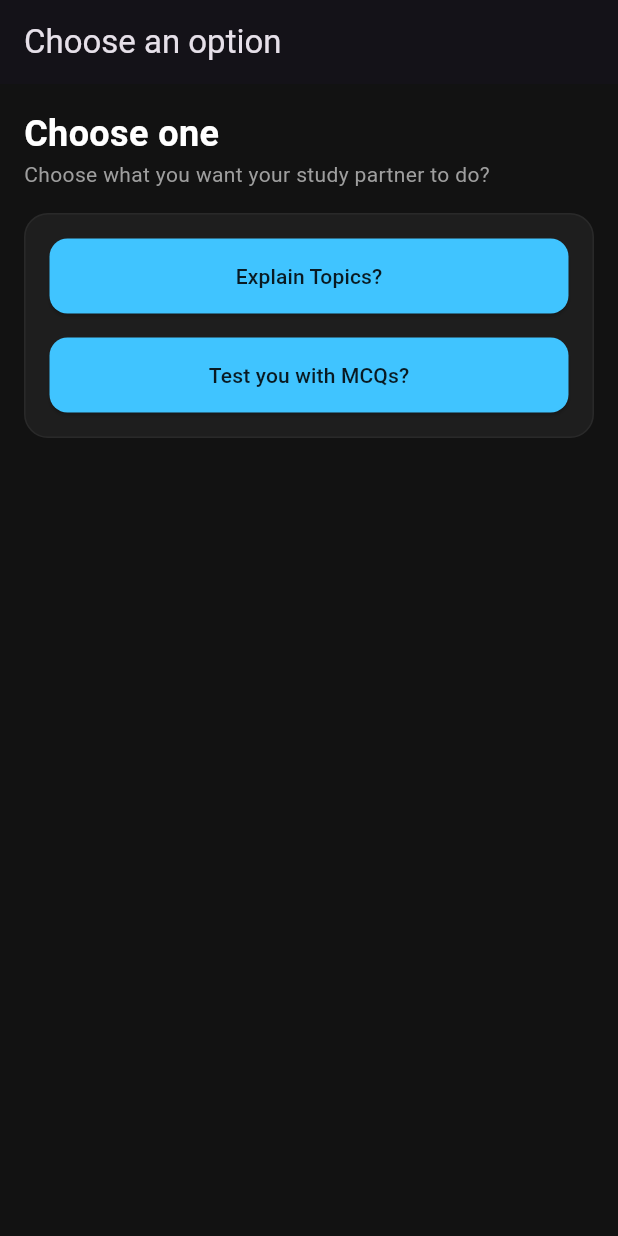
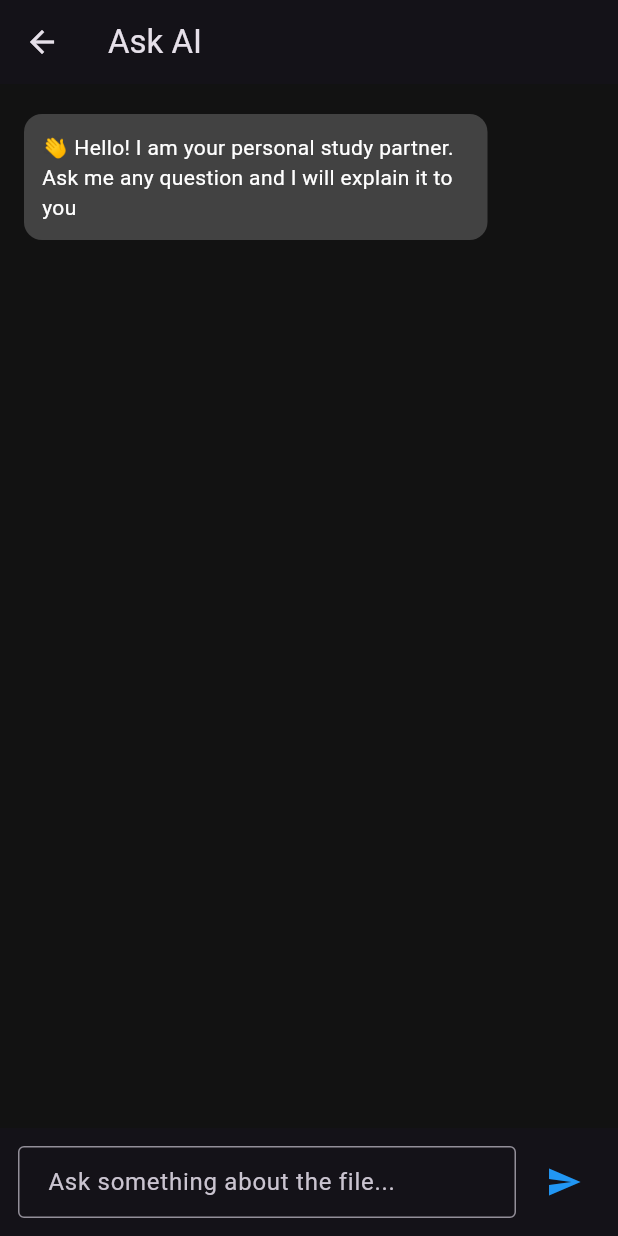
Before and after one commit to Ashwath-Palanisamy/study-lock, a Flutter app: the ChoicePageView screen opened directly, after a tap on "Explain Topics?", on a phone screen of 412 x 824 dp. Run offline on Flutter 3.47's test engine with Material 3 defaults, Android fonts, the phone set to English and light mode, and no system bars; drawn by our look-alikes of flutter_markdown; our stand-ins replace dio, file_picker, flutter_riverpod.

Commit message:
feat: add choice page view, update AI chat logic, and configure backend metadata

```diff
--- a/studylock/lib/api/ai_chat_analysis.dart
+++ b/studylock/lib/api/ai_chat_and_analysis.dart
@@ -26,11 +26,11 @@ class AiChatAnalysis {
     }
   }
 
-  Future<String> chat(String fileUri, String message) async {
+  Future<String> chatAPI(String fileUri, String message) async {
     try {
       final response = await dioClient.post(
         '/chat',
-        data: {'file_uri': fileUri, 'question': message},
+        queryParameters: {'file_uri': fileUri, 'question': message},
       );
 
       // Extract and return ai response
--- a/studylock/lib/api/api_config.dart
+++ b/studylock/lib/api/api_config.dart
@@ -1,3 +1,3 @@
 import 'package:dio/dio.dart';
 
-final Dio dioClient = Dio(BaseOptions(baseUrl: 'http://127.0.0.1:8000'));
+final Dio dioClient = Dio(BaseOptions(baseUrl: 'http://10.0.2.2:8000'));
--- /dev/null
+++ b/studylock/lib/riverpod/ai_chat.dart
@@ -0,0 +1,49 @@
+import 'package:flutter_riverpod/flutter_riverpod.dart';
+import 'package:studylock/api/ai_chat_and_analysis.dart';
+import 'package:studylock/riverpod/ai_file_analysis.dart';
+
+// 1. Simple Chat Message Model
+class ChatMessage {
+  final String text;
+  final bool isUser;
+
+  ChatMessage({required this.text, required this.isUser});
+}
+
+//  AI Chat Notifier to handle message history and backend calls
+class AiChatNotifier extends Notifier<List<ChatMessage>> {
+  @override
+  List<ChatMessage> build() {
+    return [
+     ChatMessage(
+        text: '👋 Hello! \nI am your personal study partner. Ask me any question and I will explain it to you',
+        isUser: false,
+      ),
+    ];
+  }
+
+  Future<void> sendMessage(String messageText) async {
+    if (messageText.trim().isEmpty) return;
+
+    state = [...state, ChatMessage(text: messageText, isUser: true)];
+
+    final fileuri = ref.read(aiFileAnalysisProvider);
+    final aiService = AiChatAnalysis();
+
+    try {
+      final aiResponseText = await aiService.chatAPI(fileuri, messageText);
+
+      // Add AI response to state
+      state = [...state, ChatMessage(text: aiResponseText, isUser: false)];
+    } catch (e) {
+      state = [
+        ...state,
+        ChatMessage(text: 'Error getting response from server.', isUser: false),
+      ];
+    }
+  }
+}
+
+final aiChatProvider = NotifierProvider<AiChatNotifier, List<ChatMessage>>(() {
+  return AiChatNotifier();
+});
--- a/studylock/lib/riverpod/ai_file_analysis.dart
+++ b/studylock/lib/riverpod/ai_file_analysis.dart
@@ -1,6 +1,6 @@
 import 'package:file_picker/file_picker.dart';
 import 'package:flutter_riverpod/flutter_riverpod.dart';
-import 'package:studylock/api/ai_chat_analysis.dart';
+import 'package:studylock/api/ai_chat_and_analysis.dart';
 
 class SelectedFileNotifier extends Notifier<PlatformFile?> {
   void setFile(PlatformFile file) {
--- a/studylock/lib/views/choice_page_view.dart
+++ b/studylock/lib/views/choice_page_view.dart
@@ -1,15 +1,50 @@
 import 'package:flutter/material.dart';
+import 'package:flutter_riverpod/flutter_riverpod.dart';
 import 'package:studylock/components/app_buttons.dart';
 import 'package:studylock/components/app_section.dart';
 import 'package:studylock/components/app_text.dart';
+import 'package:studylock/riverpod/ai_chat.dart';
+import 'package:studylock/views/explain_topics_view.dart';
 
-class ChoicePageView extends StatelessWidget {
-  const new({super.key});
+class ChoicePageView extends ConsumerWidget {
+  const ChoicePageView({super.key});
 
   @override
-  Widget build(BuildContext context) {
-    return Scaffold(
-      appBar: AppBar(title: Text('Choose an option')),
+  Widget build(BuildContext context, WidgetRef ref) {
+    return PopScope( // Show warning when leaving the page
+      canPop: false,
+      onPopInvokedWithResult: (didPop, result) async {
+        if (didPop) return;
+
+        final bool? shouldPop = await showDialog<bool>(
+          context: context,
+          builder: (context) => AlertDialog(
+            title: const Text('Leave?'),
+            content: const Text(
+              'Are you sure you want to leave the page? \n\nLeaving this page will clear your chats and MCQ(s)',
+            ),
+            actions: [
+              TextButton(
+                onPressed: () => Navigator.of(context).pop(false),
+                child: Text('Stay!'),
+              ),
+              TextButton(
+                onPressed: () => Navigator.of(context).pop(true),
+                child: Text('Leave!'),
+              ),
+            ],
+          ),
+        );
+
+        if (shouldPop == true && context.mounted) {
+          ref.invalidate(aiChatProvider);
+          Navigator.pop(context);
+        }
+      },
+      child: Scaffold(
+        appBar: AppBar(title: Text('Choose an option'), actions: [
+
+          ],),
         body: SafeArea(
           child: LayoutBuilder(
             builder: (context, constraints) {
@@ -18,29 +53,42 @@ class ChoicePageView extends StatelessWidget {
                   constraints: BoxConstraints(maxWidth: 800),
                   child: Padding(
                     padding: const EdgeInsets.all(16.0),
-                  child: Column( // Body content
+                    child: Column(
+                      // Body content
                       mainAxisAlignment: MainAxisAlignment.start,
                       crossAxisAlignment: CrossAxisAlignment.start,
                       children: [
                         AppText.title('Choose one'),
-                      AppText.body('Choose what you want your study partner to do?'),
+                        AppText.body(
+                          'Choose what you want your study partner to do?',
+                        ),
 
                         // option sections
-                      SizedBox(height: 16,),
-                      AppSection(child: Column(
+                        SizedBox(height: 16),
+                        AppSection(
+                          child: Column(
                             children: [
-                          AppButtons(child: Text('Explain Topics?'), onPressed: () {
+                              AppButtons(
+                                child: Text('Explain Topics?'),
+                                onPressed: () {
+                                  Navigator.push(
+                                    context,
+                                    MaterialPageRoute(
+                                      builder: (context) => ExplainTopicsView(),
+                                    ),
+                                  );
+                                },
+                              ),
 
-                          },),
+                              SizedBox(height: 16),
 
-                          SizedBox(height: 16,),
-
-                          AppButtons(child: Text('Test you with MCQs?'), onPressed: () {
-
-                          },)
+                              AppButtons(
+                                child: Text('Test you with MCQs?'),
+                                onPressed: () {},
+                              ),
                             ],
-                      ))
-
+                          ),
+                        ),
                       ],
                     ),
                   ),
@@ -49,6 +97,7 @@ class ChoicePageView extends StatelessWidget {
             },
           ),
         ),
+      ),
     );
   }
 }
--- /dev/null
+++ b/studylock/lib/views/explain_topics_view.dart
@@ -0,0 +1,204 @@
+import 'package:flutter/material.dart';
+import 'package:flutter_riverpod/flutter_riverpod.dart';
+import 'package:flutter_markdown/flutter_markdown.dart';
+import 'package:studylock/riverpod/ai_chat.dart';
+
+class ExplainTopicsView extends ConsumerStatefulWidget {
+  const ExplainTopicsView({super.key});
+
+  @override
+  ConsumerState<ExplainTopicsView> createState() => _ExplainTopicsViewState();
+}
+
+class _ExplainTopicsViewState extends ConsumerState<ExplainTopicsView> {
+  final TextEditingController _controller = TextEditingController();
+  final ScrollController _scrollController = ScrollController();
+  bool _isAiThinking = false; // Tracks if AI is currently loading a response
+
+  @override
+  void dispose() {
+    _controller.dispose();
+    _scrollController.dispose();
+    super.dispose();
+  }
+
+  // Smooth scroll to the bottom of the list
+  void _scrollToBottom() {
+    WidgetsBinding.instance.addPostFrameCallback((_) {
+      if (_scrollController.hasClients) {
+        _scrollController.animateTo(
+          _scrollController.position.maxScrollExtent,
+          duration: const Duration(milliseconds: 300),
+          curve: Curves.easeOut,
+        );
+      }
+    });
+  }
+
+  Future<void> _handleSendMessage() async {
+    final text = _controller.text.trim();
+    if (text.isEmpty) return;
+
+    _controller.clear();
+    setState(() => _isAiThinking = true);
+    _scrollToBottom();
+
+    // Call the notifier to send the message
+    await ref.read(aiChatProvider.notifier).sendMessage(text);
+
+    setState(() => _isAiThinking = false);
+    _scrollToBottom();
+  }
+
+  @override
+  Widget build(BuildContext context) {
+    final messages = ref.watch(aiChatProvider);
+
+    return Scaffold(
+      appBar: AppBar(title: const Text('Ask AI')),
+      body: Column(
+        children: [
+          // Expanded chat message list
+          Expanded(
+            child: ListView.builder(
+              controller: _scrollController,
+              itemCount: messages.length + (_isAiThinking ? 1 : 0),
+              padding: const EdgeInsets.all(16),
+              itemBuilder: (context, index) {
+                // Display animated thinking bubble at the bottom if AI is processing
+                if (index == messages.length && _isAiThinking) {
+                  return const Align(
+                    alignment: Alignment.centerLeft,
+                    child: Padding(
+                      padding: EdgeInsets.symmetric(vertical: 4),
+                      child: AiThinkingBubble(),
+                    ),
+                  );
+                }
+
+                final message = messages[index];
+                return Align(
+                  alignment: message.isUser
+                      ? Alignment.centerRight
+                      : Alignment.centerLeft,
+                  child: Container(
+                    constraints: BoxConstraints(
+                      maxWidth: MediaQuery.of(context).size.width * 0.75,
+                    ),
+                    margin: const EdgeInsets.symmetric(vertical: 4),
+                    padding: const EdgeInsets.all(12),
+                    decoration: BoxDecoration(
+                      color: message.isUser ? Colors.blue : Colors.grey[800],
+                      borderRadius: BorderRadius.circular(12),
+                    ),
+
+                    // Use Markdown for AI responses, plain text for User
+                    child: message.isUser
+                        ? Text(
+                            message.text,
+                            style: const TextStyle(color: Colors.white),
+                          )
+                        : MarkdownBody(
+                            data: message.text,
+                            styleSheet: MarkdownStyleSheet.fromTheme(
+                              Theme.of(context),
+                            ).copyWith(
+                              p: const TextStyle(color: Colors.white),
+                            ),
+                          ),
+                  ),
+                );
+              },
+            ),
+          ),
+
+          // Input field and send button container at the bottom
+          Container(
+            padding: const EdgeInsets.all(12.0),
+            color: Theme.of(context).cardColor,
+            child: Row(
+              children: [
+                Expanded(
+                  child: TextField(
+                    controller: _controller,
+                    decoration: const InputDecoration(
+                      hintText: 'Ask something about the file...',
+                      border: OutlineInputBorder(),
+                      contentPadding: EdgeInsets.symmetric(horizontal: 16, vertical: 12),
+                    ),
+                    onSubmitted: (_) => _handleSendMessage(),
+                  ),
+                ),
+                const SizedBox(width: 8),
+                IconButton(
+                  icon: const Icon(Icons.send),
+                  color: Colors.blue,
+                  onPressed: _isAiThinking ? null : _handleSendMessage,
+                ),
+              ],
+            ),
+          ),
+        ],
+      ),
+    );
+  }
+}
+
+// Simple widget for the animated "AI is thinking" bouncing dots
+class AiThinkingBubble extends StatefulWidget {
+  const AiThinkingBubble({super.key});
+
+  @override
+  State<AiThinkingBubble> createState() => _AiThinkingBubbleState();
+}
+
+class _AiThinkingBubbleState extends State<AiThinkingBubble>
+    with SingleTickerProviderStateMixin {
+  late AnimationController _controller;
+
+  @override
+  void initState() {
+    super.initState();
+    _controller = AnimationController(
+      vsync: this,
+      duration: const Duration(milliseconds: 1200),
+    )..repeat();
+  }
+
+  @override
+  void dispose() {
+    _controller.dispose();
+    super.dispose();
+  }
+
+  @override
+  Widget build(BuildContext context) {
+    return Container(
+      padding: const EdgeInsets.all(12),
+      decoration: BoxDecoration(
+        color: Colors.grey[800],
+        borderRadius: BorderRadius.circular(12),
+      ),
+      child: Row(
+        mainAxisSize: MainAxisSize.min,
+        children: List.generate(3, (index) {
+          return FadeTransition(
+            opacity: CurvedAnimation(
+              parent: _controller,
+              curve: Interval(index * 0.2, 0.6 + index * 0.2, curve: Curves.easeInOut),
+            ),
+            child: Container(
+              margin: const EdgeInsets.symmetric(horizontal: 2),
+              width: 8,
+              height: 8,
+              decoration: const BoxDecoration(
+                color: Colors.white70,
+                shape: BoxShape.circle,
+              ),
+            ),
+          );
+        }),
+      ),
+    );
+  }
+}
--- a/studylock/pubspec.yaml
+++ b/studylock/pubspec.yaml
@@ -38,6 +38,7 @@ dependencies:
   nobodywho: ^2.5.0
   file_picker: ^12.0.0
   dio: ^5.11.0
+  flutter_markdown: ^0.7.7+1
 
 dev_dependencies:
   flutter_test:
```
Also changed, not shown: studylock/pubspec.lock, 2 other files. Lines whose indentation alone changed are shown as unchanged.
